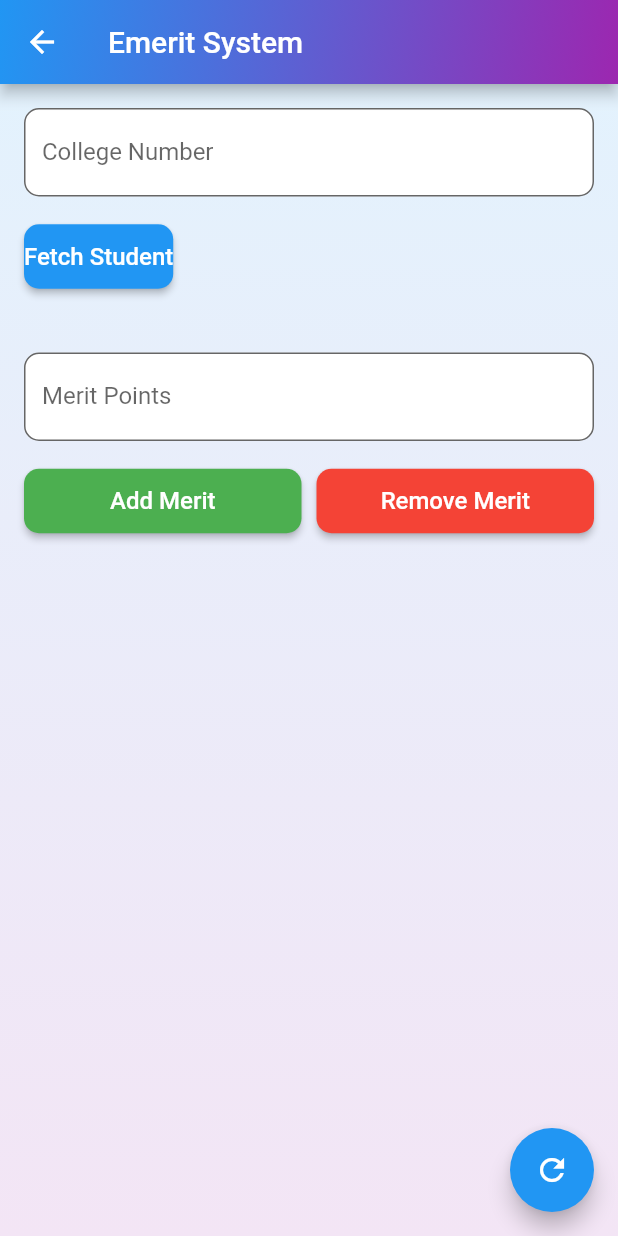
After one commit to syedadib19/eMERIT, a Flutter app: the EmeritSystem screen opened directly, on a phone screen of 412 x 824 dp. The commit adds this screen. Run offline on Flutter 3.47's test engine with Material 3 defaults, Android fonts, the phone set to English and light mode, and no system bars; our stand-ins replace auto_size_text, font_awesome_flutter, from_css_color, go_router, google_fonts, page_transition and 2 more; missing offline and left inert: json_path; accounts and stored records are empty.

Commit message:
updated the pages

```diff
--- /dev/null
+++ b/lib/addMerit.dart
@@ -0,0 +1,223 @@
+import 'package:flutter/material.dart';
+import 'package:http/http.dart' as http;
+import 'dart:convert';
+
+class MyApp extends StatelessWidget {
+  @override
+  Widget build(BuildContext context) {
+    return MaterialApp(
+      title: 'Emerit System',
+      theme: ThemeData(
+        primarySwatch: Colors.blue,
+        scaffoldBackgroundColor: Colors.grey[100],
+      ),
+      home: EmeritSystem(),
+    );
+  }
+}
+
+class EmeritSystem extends StatefulWidget {
+  @override
+  _EmeritSystemState createState() => _EmeritSystemState();
+}
+
+class _EmeritSystemState extends State<EmeritSystem> {
+  final TextEditingController _collegeNumberController = TextEditingController();
+  final TextEditingController _meritPointsController = TextEditingController();
+  Map<String, dynamic>? _studentData;
+  bool _isLoading = false;
+
+  Future<void> _fetchStudent() async {
+    setState(() => _isLoading = true);
+    final collegeNumber = _collegeNumberController.text;
+    final response = await http.get(Uri.parse('https://mrsmbetongsarawak.edu.my/emerit/api/getStudent.php?college_number=$collegeNumber'));
+
+    if (response.statusCode == 200) {
+      setState(() {
+        _studentData = json.decode(response.body);
+        _isLoading = false;
+      });
+    } else {
+      setState(() => _isLoading = false);
+      ScaffoldMessenger.of(context).showSnackBar(SnackBar(
+        content: Text('Student not found.'),
+        backgroundColor: Colors.red,
+      ));
+    }
+  }
+
+  Future<void> _updateMerits(String action) async {
+    final collegeNumber = _collegeNumberController.text;
+    final meritPoints = int.tryParse(_meritPointsController.text) ?? 0;
+
+    final url = action == 'add'
+        ? 'https://mrsmbetongsarawak.edu.my/emerit/api/addMerit.php'
+        : 'https://mrsmbetongsarawak.edu.my/emerit/api/removeMerit.php';
+
+    final response = await http.post(
+      Uri.parse(url),
+      headers: {'Content-Type': 'application/json'},
+      body: json.encode({
+        'college_number': collegeNumber,
+        'merit_points': meritPoints,
+      }),
+    );
+
+    if (response.statusCode == 200) {
+      ScaffoldMessenger.of(context).showSnackBar(SnackBar(
+        content: Text('$action Merit successfully added!'),
+        backgroundColor: Colors.green,
+      ));
+      _fetchStudent(); // Refresh student data
+    } else {
+      ScaffoldMessenger.of(context).showSnackBar(SnackBar(
+        content: Text('Failed to $action Merit points.'),
+        backgroundColor: Colors.red,
+      ));
+    }
+  }
+
+  @override
+  Widget build(BuildContext context) {
+    return Scaffold(
+      appBar: AppBar(
+        title: Text('Emerit System'),
+        flexibleSpace: Container(
+          decoration: BoxDecoration(
+            gradient: LinearGradient(
+              colors: [Colors.blue, Colors.purple],
+              begin: Alignment.topLeft,
+              end: Alignment.bottomRight,
+            ),
+          ),
+        ),
+      ),
+      body: Stack(
+        children: [
+          // Gradient Background
+          Container(
+            decoration: BoxDecoration(
+              gradient: LinearGradient(
+                colors: [Colors.blue.shade50, Colors.purple.shade50],
+                begin: Alignment.topCenter,
+                end: Alignment.bottomCenter,
+              ),
+            ),
+          ),
+          Padding(
+            padding: const EdgeInsets.all(16.0),
+            child: Column(
+              crossAxisAlignment: CrossAxisAlignment.start,
+              children: [
+                TextField(
+                  controller: _collegeNumberController,
+                  decoration: InputDecoration(
+                    labelText: 'College Number',
+                    border: OutlineInputBorder(
+                      borderRadius: BorderRadius.circular(10),
+                    ),
+                    filled: true,
+                    fillColor: Colors.white,
+                  ),
+                ),
+                SizedBox(height: 16),
+                ElevatedButton(
+                  onPressed: _fetchStudent,
+                  style: ElevatedButton.styleFrom(
+                    shape: RoundedRectangleBorder(
+                      borderRadius: BorderRadius.circular(10),
+                    ),
+                    padding: EdgeInsets.symmetric(vertical: 12),
+                    backgroundColor: Colors.blue,
+                  ),
+                  child: Text('Fetch Student', style: TextStyle(fontSize: 16)),
+                ),
+                SizedBox(height: 20),
+                if (_isLoading)
+                  Center(child: CircularProgressIndicator()),
+                if (!_isLoading && _studentData != null)
+                  AnimatedOpacity(
+                    opacity: 1,
+                    duration: Duration(milliseconds: 500),
+                    child: Card(
+                      elevation: 4,
+                      shape: RoundedRectangleBorder(
+                        borderRadius: BorderRadius.circular(10),
+                      ),
+                      child: Padding(
+                        padding: const EdgeInsets.all(16.0),
+                        child: Column(
+                          crossAxisAlignment: CrossAxisAlignment.start,
+                          children: [
+                            Text('Name: ${_studentData!['name']}', style: TextStyle(fontSize: 18)),
+                            Text('College Number: ${_studentData!['college_number']}', style: TextStyle(fontSize: 16)),
+                            Text('Merit Points: ${_studentData!['merit_points']}', style: TextStyle(fontSize: 16)),
+                          ],
+                        ),
+                      ),
+                    ),
+                  ),
+                SizedBox(height: 20),
+                TextField(
+                  controller: _meritPointsController,
+                  decoration: InputDecoration(
+                    labelText: 'Merit Points',
+                    border: OutlineInputBorder(
+                      borderRadius: BorderRadius.circular(10),
+                    ),
+                    filled: true,
+                    fillColor: Colors.white,
+                  ),
+                  keyboardType: TextInputType.number,
+                ),
+                SizedBox(height: 16),
+                Row(
+                  mainAxisAlignment: MainAxisAlignment.spaceEvenly,
+                  children: [
+                    Expanded(
+                      child: ElevatedButton(
+                        onPressed: () => _updateMerits('add'),
+                        style: ElevatedButton.styleFrom(
+                          shape: RoundedRectangleBorder(
+                            borderRadius: BorderRadius.circular(10),
+                          ),
+                          padding: EdgeInsets.symmetric(vertical: 12),
+                          backgroundColor: Colors.green,
+                        ),
+                        child: Text('Add Merit', style: TextStyle(fontSize: 16)),
+                      ),
+                    ),
+                    SizedBox(width: 10),
+                    Expanded(
+                      child: ElevatedButton(
+                        onPressed: () => _updateMerits('remove'),
+                        style: ElevatedButton.styleFrom(
+                          shape: RoundedRectangleBorder(
+                            borderRadius: BorderRadius.circular(10),
+                          ),
+                          padding: EdgeInsets.symmetric(vertical: 12),
+                          backgroundColor: Colors.red,
+                        ),
+                        child: Text('Remove Merit', style: TextStyle(fontSize: 16)),
+                      ),
+                    ),
+                  ],
+                ),
+
+              ],
+            ),
+          ),
+        ],
+      ),
+      floatingActionButton: FloatingActionButton(
+        onPressed: () {
+          _collegeNumberController.clear();
+          _meritPointsController.clear();
+          setState(() => _studentData = null);
+        },
+        child: Icon(Icons.refresh),
+        tooltip: 'Reset',
+      ),
+    );
+  }
+}
--- a/lib/menu_page/menu_page_widget.dart
+++ b/lib/menu_page/menu_page_widget.dart
@@ -1,3 +1,4 @@
+import 'package:emerit/addMerit.dart';
 import 'package:flutter/services.dart';
 
 import '/flutter_flow/flutter_flow_theme.dart';
@@ -6,7 +7,6 @@ import '/flutter_flow/flutter_flow_widgets.dart';
 import 'package:flutter/material.dart';
 import 'menu_page_model.dart';
 import 'package:emerit/viewList.dart';
-import 'dart:convert';
 export 'menu_page_model.dart';
 
 class MenuPageWidget extends StatefulWidget {
@@ -112,6 +112,10 @@ class _MenuPageWidgetState extends State<MenuPageWidget> {
                   child: FFButtonWidget(
                     onPressed: () {
                       print('Button pressed ...');
+                      Navigator.push(
+                        context,
+                        MaterialPageRoute(builder: (context)=>EmeritSystem())
+                      );
                     },
                     text: 'Give Merit',
                     options: FFButtonOptions(
```
Also changed, not shown: lib/batchNFC.dart (added).
